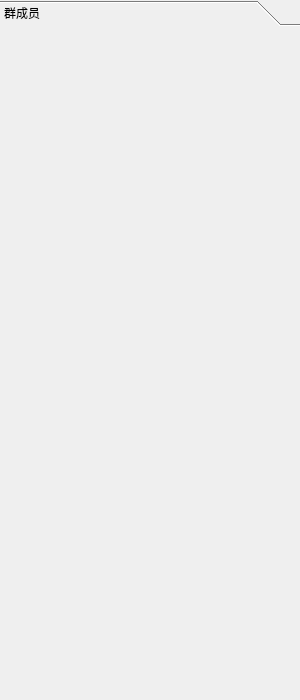
sadlong/ProgramList, file qq/login.ui: the form before one commit.
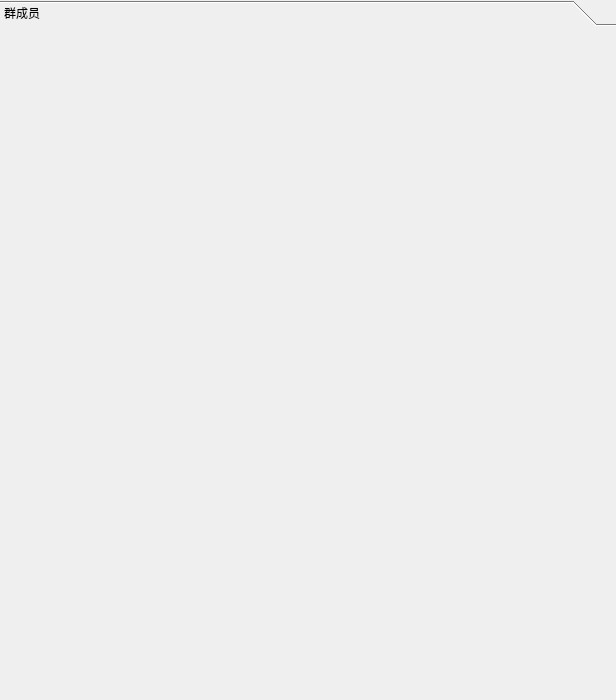
The form after the commit.

Patch:
```diff
--- a/qq/login.ui
+++ b/qq/login.ui
@@ -6,7 +6,7 @@
    <rect>
     <x>0</x>
     <y>0</y>
-    <width>300</width>
+    <width>616</width>
     <height>700</height>
    </rect>
   </property>
@@ -28,6 +28,12 @@
    </property>
    <item row="0" column="0">
     <widget class="QToolBox" name="toolBox">
+     <property name="minimumSize">
+      <size>
+       <width>0</width>
+       <height>0</height>
+      </size>
+     </property>
      <property name="currentIndex">
       <number>0</number>
      </property>
@@ -36,8 +42,8 @@
        <rect>
         <x>0</x>
         <y>0</y>
-        <width>300</width>
-        <height>670</height>
+        <width>616</width>
+        <height>678</height>
        </rect>
       </property>
       <attribute name="label">
```
